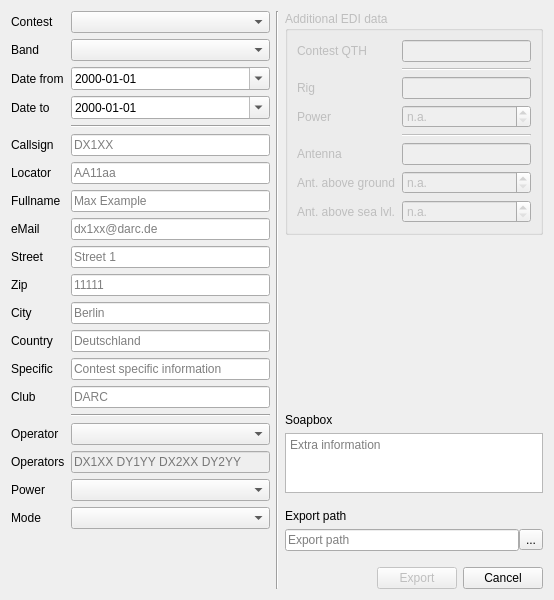
First picture: the form in ui_files/ContestDlg.ui, repository gitandy/DragonLog, before the edit.
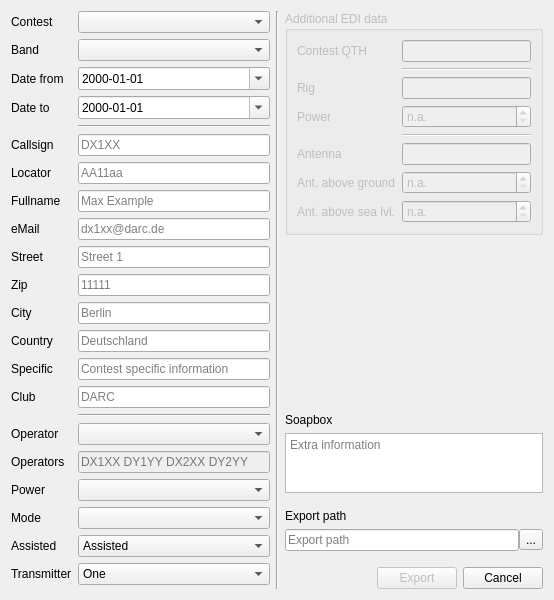
Second picture: the form after the edit.

Commit message: Added Assisted and Transmitter to contest dialog Spelling fixes

The edit to the form file:
```diff
--- a/ui_files/ContestDlg.ui
+++ b/ui_files/ContestDlg.ui
@@ -10,6 +10,18 @@
     <height>600</height>
    </rect>
   </property>
+  <property name="sizePolicy">
+   <sizepolicy hsizetype="Preferred" vsizetype="MinimumExpanding">
+    <horstretch>0</horstretch>
+    <verstretch>0</verstretch>
+   </sizepolicy>
+  </property>
+  <property name="minimumSize">
+   <size>
+    <width>500</width>
+    <height>600</height>
+   </size>
+  </property>
   <property name="windowTitle">
    <string>Contest Export</string>
   </property>
@@ -283,6 +295,69 @@
          </property>
         </widget>
        </item>
+       <item row="20" column="0">
+        <widget class="QLabel" name="label_26">
+         <property name="text">
+          <string>Assisted</string>
+         </property>
+        </widget>
+       </item>
+       <item row="21" column="0">
+        <widget class="QLabel" name="label_27">
+         <property name="text">
+          <string>Transmitter</string>
+         </property>
+        </widget>
+       </item>
+       <item row="20" column="1">
+        <widget class="QComboBox" name="assistedComboBox">
+         <property name="currentText">
+          <string notr="true">Assisted</string>
+         </property>
+         <item>
+          <property name="text">
+           <string notr="true">Assisted</string>
+          </property>
+         </item>
+         <item>
+          <property name="text">
+           <string notr="true">Non-Assisted</string>
+          </property>
+         </item>
+        </widget>
+       </item>
+       <item row="21" column="1">
+        <widget class="QComboBox" name="txComboBox">
+         <property name="currentText">
+          <string notr="true">One</string>
+         </property>
+         <item>
+          <property name="text">
+           <string notr="true">One</string>
+          </property>
+         </item>
+         <item>
+          <property name="text">
+           <string notr="true">Two</string>
+          </property>
+         </item>
+         <item>
+          <property name="text">
+           <string notr="true">Limited</string>
+          </property>
+         </item>
+         <item>
+          <property name="text">
+           <string notr="true">Unlimited</string>
+          </property>
+         </item>
+         <item>
+          <property name="text">
+           <string notr="true">SWL</string>
+          </property>
+         </item>
+        </widget>
+       </item>
       </layout>
      </item>
      <item>
```
Left out of the diff: 2 changed lines with no effect on the pictures. The commit also changes 5 other files.
